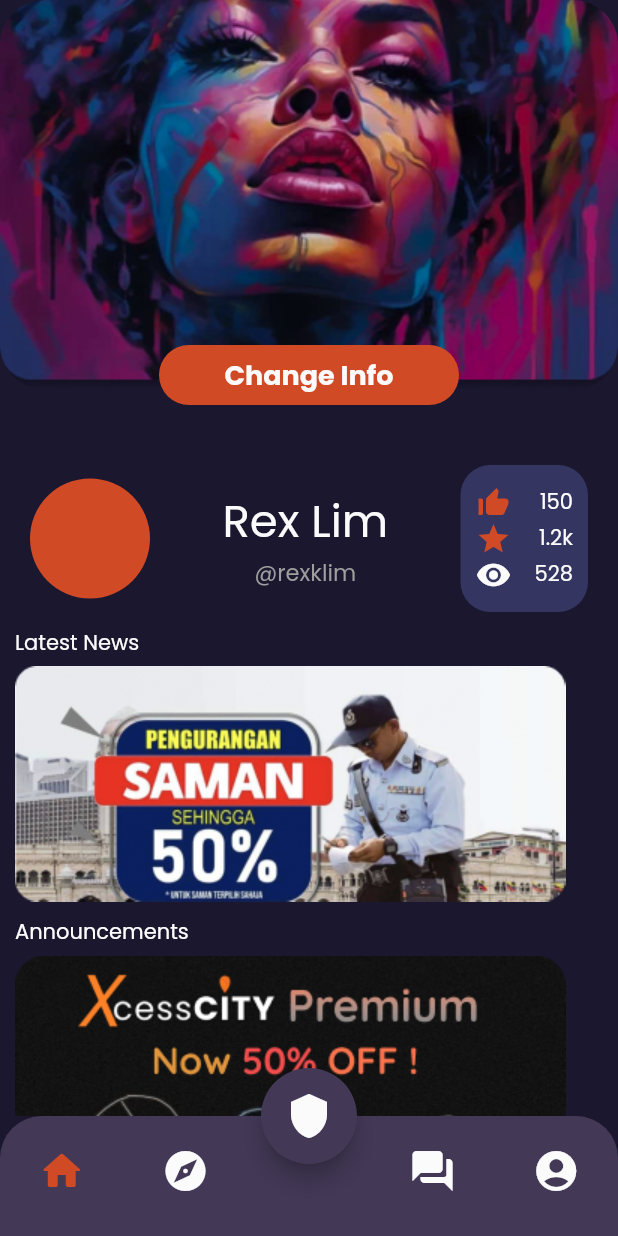
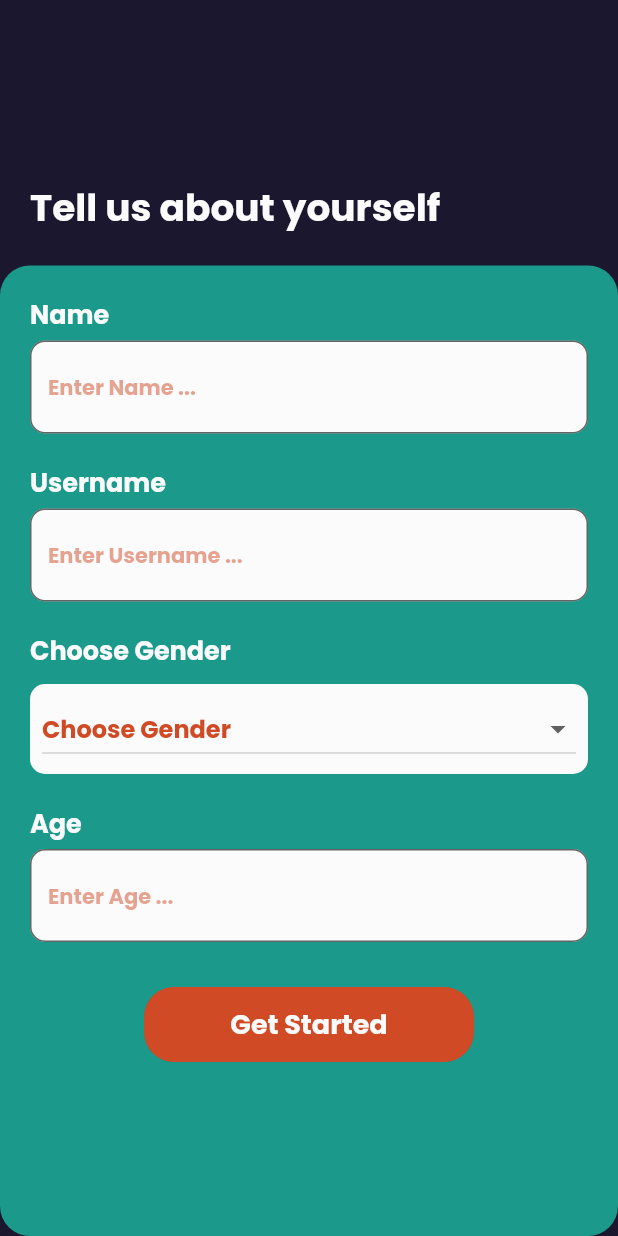
Before and after one commit to ExistCode/xcesscity, a Flutter app: the screen it shows after launch, on a phone screen of 412 x 824 dp. Run offline on Flutter 3.47's test engine with Material 2 defaults, Android fonts, the phone set to English and light mode, and no system bars; drawn by our look-alikes of auto_size_text; our stand-ins replace firebase_core, smooth_page_indicator; accounts and stored records are empty.

Commit message:
QuestionScreenFixHomeScreen

```diff
--- a/lib/main.dart
+++ b/lib/main.dart
@@ -5,6 +5,7 @@ import 'package:xcesscity/screens/event_screen.dart';
 import 'package:xcesscity/screens/explore_screen.dart';
 import 'package:xcesscity/screens/forum_screen.dart';
 import 'package:xcesscity/screens/home_screen.dart';
+import 'package:xcesscity/screens/question_screen.dart';
 import 'package:xcesscity/screens/welcome_screen.dart';
 import 'navigation.dart';
 import 'screens/setting_screen.dart';
@@ -36,8 +37,9 @@ class MyApp extends StatelessWidget {
           primaryColor: white,
 
         ),
-        home: Navigation(),
+        home: QuestionScreen(),
         routes: {
+          QuestionScreen.routeName: (context) => QuestionScreen(),
           SettingScreen.routeName: (context) => SettingScreen(),
           HomeScreen.routeName: (context) => HomeScreen(),
           EmergencyScreen.routeName: (context) => EmergencyScreen(),
--- /dev/null
+++ b/lib/screens/question_screen.dart
@@ -0,0 +1,157 @@
+import 'package:flutter/material.dart';
+import 'package:xcesscity/widgets/explore_row_category.dart';
+
+import '../models/colors.dart';
+import '../navigation.dart';
+
+class QuestionScreen extends StatefulWidget {
+  const QuestionScreen({super.key});
+  static const routeName = '/question';
+  @override
+  State<QuestionScreen> createState() => _QuestionScreenState();
+
+}
+
+class _QuestionScreenState extends State<QuestionScreen> {
+   String ?selectedValue;
+  @override
+
+  Widget build(BuildContext context) {
+    final TextEditingController _controllerName = TextEditingController();
+    final TextEditingController _controllerUserName = TextEditingController();
+    final TextEditingController _controllerGender = TextEditingController();
+    final TextEditingController _controllerAge = TextEditingController();
+    final List<String> gender = [
+      'male',
+      'female',
+      'prefer not to disclose',
+    ];
+
+    return Scaffold(
+      resizeToAvoidBottomInset: false,
+        body: Container(
+            padding: EdgeInsets.only(
+                top: MediaQuery.of(context).padding.top + 20),
+            width: double.infinity,
+            height: double.infinity,
+            child: Column(
+              crossAxisAlignment: CrossAxisAlignment.start,
+              children: [
+                SizedBox(height:100),
+                Row(
+                  children: [
+                    SizedBox(width:20),
+                    Text(
+                      'Tell us about yourself',
+                      style: TextStyle(color: white, fontWeight: FontWeight.bold, fontSize:25),
+
+                    ),
+                  ],
+                ),
+                SizedBox(height:20),
+                Expanded(
+                  child: Container(
+                    padding:EdgeInsets.all(20),
+                    decoration: BoxDecoration(borderRadius: BorderRadius.circular(20), color: secondary,),
+                    child: Column(
+                      crossAxisAlignment: CrossAxisAlignment.start,
+                      children: [
+                        inputField('Name', _controllerName),
+                        SizedBox(height:20),
+                        inputField('Username', _controllerUserName),
+                        SizedBox(height:20),
+                        Text("Choose Gender", style:TextStyle(fontSize: 17,color:white,fontWeight: FontWeight.bold)),
+                        SizedBox(height:10),
+                        Container(
+                          padding:EdgeInsets.symmetric(horizontal:8,vertical: 6),
+                          decoration: BoxDecoration(borderRadius: BorderRadius.circular(10), color:white),
+                          child: DropdownButton(
+                            isExpanded: true,
+                            hint: Text("Choose Gender", style: TextStyle(color:accentOrange, fontWeight:FontWeight.bold),),
+                            value:selectedValue,
+                            items: gender
+                                .map((String item) => DropdownMenuItem<String>(
+                                      value: item,
+                                      child: Text(
+                                        item,
+                                        style:  TextStyle(
+                                          fontSize: 14,
+                                          fontWeight: FontWeight.bold,
+                                          color: accentOrange,
+                                        ),
+                                        overflow: TextOverflow.ellipsis,
+                                      ),
+                                    ))
+                                .toList(),
+                            onChanged: dropdownCallBack
+
+                          ),
+                        ),
+                        SizedBox(height:20),
+                        inputField('Age', _controllerAge),
+                        SizedBox(height:30),
+                        Center(child:_submitButton())
+                      ],
+                    ),
+                  ),
+                )
+              ],
+            )));
+  }
+
+  Widget inputField(text, controller) {
+    return Column(
+      crossAxisAlignment: CrossAxisAlignment.start,
+      children: [
+        Text(text, style:TextStyle(fontSize: 17,color:white,fontWeight: FontWeight.bold)),
+        SizedBox(height: 5),
+        TextField(
+          cursorColor: accentOrange,
+          controller: controller,
+          decoration: InputDecoration(
+            filled: true,
+            fillColor: white,
+            hintText: "Enter ${text} ...",
+            hintStyle: TextStyle(
+              fontSize: 14,
+              fontWeight: FontWeight.bold,
+              color: accentOrange.withOpacity(0.5),
+            ),
+            border: OutlineInputBorder(
+              borderRadius: BorderRadius.circular(10),
+              borderSide:BorderSide(width: 10),
+
+            ),
+          ),
+        ),
+      ],
+    );
+  }
+
+  Widget _submitButton() {
+    return ClipRRect(
+      borderRadius: BorderRadius.circular(20),
+      child: Container(
+        width: 220,
+        height: 50,
+        child: ElevatedButton(
+          style: ElevatedButton.styleFrom(backgroundColor: accentOrange),
+          onPressed: (() =>
+              Navigator.of(context).pushReplacementNamed(Navigation.routeName)),
+          child: Text(
+            "Get Started",
+            style:  TextStyle(
+                color: white, fontSize : 18, fontWeight: FontWeight.bold),
+          ),
+        ),
+      ),
+    );
+  }
+  void dropdownCallBack(String ?value){
+    if (value is String){
+      setState(() {
+        selectedValue=value;
+      });
+    }
+  }
+}
--- a/pubspec.yaml
+++ b/pubspec.yaml
@@ -39,6 +39,7 @@ dependencies:
   cloud_firestore: ^4.8.4
   smooth_page_indicator: ^1.1.0
   auto_size_text: ^3.0.0
+  dropdown_button2: ^2.3.7
 
 dev_dependencies:
   flutter_test:
```
Also changed, not shown: pubspec.lock.
